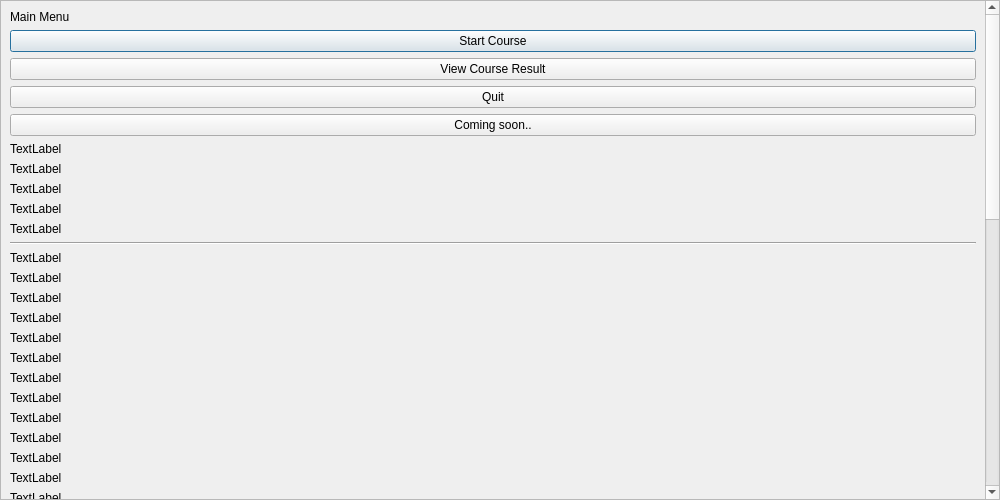
First picture: the form in forms/CourseMenu.ui, repository tvoyQmir/StudyWithUs, before the edit.
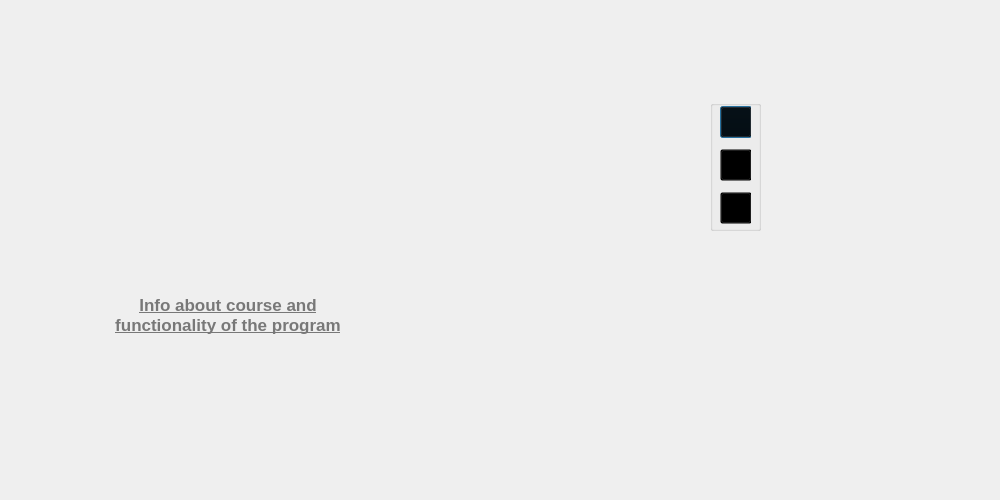
Second picture: the form after the edit. Icons and pictures are not drawn.

Patch:
```diff
--- a/forms/CourseMenu.ui
+++ b/forms/CourseMenu.ui
@@ -13,499 +13,158 @@
   <property name="windowTitle">
    <string>Dialog</string>
   </property>
-  <widget class="QScrollArea" name="scrollArea">
+  <widget class="QTextBrowser" name="textBrowser">
    <property name="geometry">
     <rect>
-     <x>0</x>
-     <y>0</y>
-     <width>1000</width>
-     <height>500</height>
+     <x>100</x>
+     <y>290</y>
+     <width>256</width>
+     <height>192</height>
     </rect>
    </property>
-   <property name="widgetResizable">
-    <bool>true</bool>
+   <property name="styleSheet">
+    <string notr="true">background: transparent;</string>
    </property>
-   <widget class="QWidget" name="scrollAreaWidgetContents">
+   <property name="html">
+    <string>&lt;!DOCTYPE HTML PUBLIC &quot;-//W3C//DTD HTML 4.0//EN&quot; &quot;http://www.w3.org/TR/REC-html40/strict.dtd&quot;&gt;
+&lt;html&gt;&lt;head&gt;&lt;meta name=&quot;qrichtext&quot; content=&quot;1&quot; /&gt;&lt;style type=&quot;text/css&quot;&gt;
+p, li { white-space: pre-wrap; }
+&lt;/style&gt;&lt;/head&gt;&lt;body style=&quot; font-family:'.AppleSystemUIFont'; font-size:13pt; font-weight:400; font-style:normal;&quot;&gt;
+&lt;p align=&quot;center&quot; style=&quot; margin-top:0px; margin-bottom:0px; margin-left:0px; margin-right:0px; -qt-block-indent:0; text-indent:0px;&quot;&gt;&lt;span style=&quot; font-family:'.AppleSystemUIFont'; font-weight:600; text-decoration: underline; color:#787878;&quot;&gt;Info about course and functionality of the program&lt;/span&gt;&lt;/p&gt;
+&lt;p style=&quot;-qt-paragraph-type:empty; margin-top:0px; margin-bottom:0px; margin-left:0px; margin-right:0px; -qt-block-indent:0; text-indent:0px; font-family:'.AppleSystemUIFont';&quot;&gt;&lt;br /&gt;&lt;/p&gt;&lt;/body&gt;&lt;/html&gt;</string>
+   </property>
+  </widget>
+  <widget class="QLabel" name="label">
+   <property name="geometry">
+    <rect>
+     <x>30</x>
+     <y>30</y>
+     <width>451</width>
+     <height>231</height>
+    </rect>
+   </property>
+   <property name="text">
+    <string/>
+   </property>
+   <property name="pixmap">
+    <pixmap resource="../resources/resource.qrc">:/src/img/welcome.png</pixmap>
+   </property>
+  </widget>
+  <widget class="QGroupBox" name="groupBox">
+   <property name="geometry">
+    <rect>
+     <x>710</x>
+     <y>100</y>
+     <width>51</width>
+     <height>131</height>
+    </rect>
+   </property>
+   <property name="title">
+    <string/>
+   </property>
+   <widget class="QWidget" name="">
     <property name="geometry">
      <rect>
-      <x>0</x>
-      <y>0</y>
-      <width>984</width>
-      <height>1288</height>
+      <x>10</x>
+      <y>1</y>
+      <width>31</width>
+      <height>131</height>
      </rect>
     </property>
-    <layout class="QVBoxLayout" name="verticalLayout_2">
+    <layout class="QVBoxLayout" name="verticalLayout">
      <item>
-      <widget class="QLabel" name="label">
-       <property name="text">
-        <string>Main Menu</string>
+      <widget class="QPushButton" name="startCourse">
+       <property name="minimumSize">
+        <size>
+         <width>32</width>
+         <height>32</height>
+        </size>
        </property>
-      </widget>
-     </item>
-     <item>
-      <layout class="QVBoxLayout" name="verticalLayout">
-       <item>
-        <widget class="QPushButton" name="startCourse">
-         <property name="text">
-          <string>Start Course</string>
-         </property>
-        </widget>
-       </item>
-       <item>
-        <widget class="QPushButton" name="viewCourseResult">
-         <property name="text">
-          <string>View Course Result</string>
-         </property>
-        </widget>
-       </item>
-       <item>
-        <widget class="QPushButton" name="Quit">
-         <property name="text">
-          <string>Quit</string>
-         </property>
-        </widget>
-       </item>
-       <item>
-        <widget class="QPushButton" name="ComingSoon">
-         <property name="text">
-          <string>Coming soon..</string>
-         </property>
-        </widget>
-       </item>
-      </layout>
-     </item>
-     <item>
-      <widget class="QLabel" name="label_2">
-       <property name="text">
-        <string>TextLabel</string>
-       </property>
-      </widget>
-     </item>
-     <item>
-      <spacer name="verticalSpacer_3">
-       <property name="orientation">
-        <enum>Qt::Vertical</enum>
-       </property>
-       <property name="sizeHint" stdset="0">
+       <property name="maximumSize">
         <size>
-         <width>20</width>
-         <height>40</height>
+         <width>32</width>
+         <height>32</height>
         </size>
        </property>
-      </spacer>
-     </item>
-     <item>
-      <widget class="QLabel" name="label_3">
+       <property name="styleSheet">
+        <string notr="true">background: transparent;</string>
+       </property>
        <property name="text">
-        <string>TextLabel</string>
+        <string/>
        </property>
-      </widget>
-     </item>
-     <item>
-      <spacer name="verticalSpacer_2">
-       <property name="orientation">
-        <enum>Qt::Vertical</enum>
+       <property name="icon">
+        <iconset resource="../resources/resource.qrc">
+         <normaloff>:/src/img/start_education_.png</normaloff>:/src/img/start_education_.png</iconset>
        </property>
-       <property name="sizeHint" stdset="0">
+       <property name="iconSize">
         <size>
-         <width>20</width>
-         <height>40</height>
+         <width>32</width>
+         <height>32</height>
         </size>
        </property>
-      </spacer>
-     </item>
-     <item>
-      <widget class="QLabel" name="label_5">
-       <property name="text">
-        <string>TextLabel</string>
-       </property>
       </widget>
      </item>
      <item>
-      <spacer name="verticalSpacer">
-       <property name="orientation">
-        <enum>Qt::Vertical</enum>
+      <widget class="QPushButton" name="viewCourseResult">
+       <property name="minimumSize">
+        <size>
+         <width>32</width>
+         <height>32</height>
+        </size>
        </property>
-       <property name="sizeHint" stdset="0">
+       <property name="maximumSize">
         <size>
-         <width>20</width>
-         <height>40</height>
+         <width>32</width>
+         <height>32</height>
         </size>
        </property>
-      </spacer>
-     </item>
-     <item>
-      <widget class="QLabel" name="label_14">
+       <property name="styleSheet">
+        <string notr="true">background: transparent;</string>
+       </property>
        <property name="text">
-        <string>TextLabel</string>
+        <string/>
        </property>
-      </widget>
-     </item>
-     <item>
-      <spacer name="verticalSpacer_5">
-       <property name="orientation">
-        <enum>Qt::Vertical</enum>
+       <property name="icon">
+        <iconset resource="../resources/resource.qrc">
+         <normaloff>:/src/img/results.png</normaloff>:/src/img/results.png</iconset>
        </property>
-       <property name="sizeHint" stdset="0">
+       <property name="iconSize">
         <size>
-         <width>20</width>
-         <height>40</height>
+         <width>32</width>
+         <height>32</height>
         </size>
        </property>
-      </spacer>
-     </item>
-     <item>
-      <widget class="QLabel" name="label_19">
-       <property name="text">
-        <string>TextLabel</string>
-       </property>
       </widget>
      </item>
      <item>
-      <widget class="Line" name="line_2">
-       <property name="orientation">
-        <enum>Qt::Horizontal</enum>
-       </property>
-      </widget>
-     </item>
-     <item>
-      <spacer name="verticalSpacer_6">
-       <property name="orientation">
-        <enum>Qt::Vertical</enum>
-       </property>
-       <property name="sizeHint" stdset="0">
+      <widget class="QPushButton" name="Quit">
+       <property name="minimumSize">
         <size>
-         <width>20</width>
-         <height>40</height>
+         <width>32</width>
+         <height>32</height>
         </size>
        </property>
-      </spacer>
-     </item>
-     <item>
-      <widget class="QLabel" name="label_22">
-       <property name="text">
-        <string>TextLabel</string>
-       </property>
-      </widget>
-     </item>
-     <item>
-      <spacer name="verticalSpacer_4">
-       <property name="orientation">
-        <enum>Qt::Vertical</enum>
-       </property>
-       <property name="sizeHint" stdset="0">
+       <property name="maximumSize">
         <size>
-         <width>20</width>
-         <height>40</height>
+         <width>32</width>
+         <height>32</height>
         </size>
        </property>
-      </spacer>
-     </item>
-     <item>
-      <widget class="QLabel" name="label_24">
-       <property name="text">
-        <string>TextLabel</string>
+       <property name="styleSheet">
+        <string notr="true">background: transparent;</string>
        </property>
-      </widget>
-     </item>
-     <item>
-      <widget class="QLabel" name="label_28">
        <property name="text">
-        <string>TextLabel</string>
+        <string/>
        </property>
-      </widget>
-     </item>
-     <item>
-      <widget class="QLabel" name="label_36">
-       <property name="text">
-        <string>TextLabel</string>
+       <property name="icon">
+        <iconset resource="../resources/resource.qrc">
+         <normaloff>:/src/img/sign_out.png</normaloff>:/src/img/sign_out.png</iconset>
        </property>
-      </widget>
-     </item>
-     <item>
-      <widget class="QLabel" name="label_37">
-       <property name="text">
-        <string>TextLabel</string>
-       </property>
-      </widget>
-     </item>
-     <item>
-      <widget class="QLabel" name="label_50">
-       <property name="text">
-        <string>TextLabel</string>
-       </property>
-      </widget>
-     </item>
-     <item>
-      <widget class="QLabel" name="label_49">
-       <property name="text">
-        <string>TextLabel</string>
-       </property>
-      </widget>
-     </item>
-     <item>
-      <widget class="QLabel" name="label_48">
-       <property name="text">
-        <string>TextLabel</string>
-       </property>
-      </widget>
-     </item>
-     <item>
-      <widget class="QLabel" name="label_47">
-       <property name="text">
-        <string>TextLabel</string>
-       </property>
-      </widget>
-     </item>
-     <item>
-      <widget class="QLabel" name="label_46">
-       <property name="text">
-        <string>TextLabel</string>
-       </property>
-      </widget>
-     </item>
-     <item>
-      <widget class="QLabel" name="label_45">
-       <property name="text">
-        <string>TextLabel</string>
-       </property>
-      </widget>
-     </item>
-     <item>
-      <widget class="QLabel" name="label_44">
-       <property name="text">
-        <string>TextLabel</string>
-       </property>
-      </widget>
-     </item>
-     <item>
-      <widget class="QLabel" name="label_43">
-       <property name="text">
-        <string>TextLabel</string>
-       </property>
-      </widget>
-     </item>
-     <item>
-      <widget class="QLabel" name="label_42">
-       <property name="text">
-        <string>TextLabel</string>
-       </property>
-      </widget>
-     </item>
-     <item>
-      <widget class="QLabel" name="label_41">
-       <property name="text">
-        <string>TextLabel</string>
-       </property>
-      </widget>
-     </item>
-     <item>
-      <widget class="QLabel" name="label_35">
-       <property name="text">
-        <string>TextLabel</string>
-       </property>
-      </widget>
-     </item>
-     <item>
-      <widget class="QLabel" name="label_40">
-       <property name="text">
-        <string>TextLabel</string>
-       </property>
-      </widget>
-     </item>
-     <item>
-      <widget class="QLabel" name="label_39">
-       <property name="text">
-        <string>TextLabel</string>
-       </property>
-      </widget>
-     </item>
-     <item>
-      <widget class="QLabel" name="label_38">
-       <property name="text">
-        <string>TextLabel</string>
-       </property>
-      </widget>
-     </item>
-     <item>
-      <widget class="Line" name="line">
-       <property name="orientation">
-        <enum>Qt::Horizontal</enum>
-       </property>
-      </widget>
-     </item>
-     <item>
-      <widget class="QLabel" name="label_29">
-       <property name="text">
-        <string>TextLabel</string>
-       </property>
-      </widget>
-     </item>
-     <item>
-      <widget class="QLabel" name="label_34">
-       <property name="text">
-        <string>TextLabel</string>
-       </property>
-      </widget>
-     </item>
-     <item>
-      <widget class="QLabel" name="label_32">
-       <property name="text">
-        <string>TextLabel</string>
-       </property>
-      </widget>
-     </item>
-     <item>
-      <widget class="QLabel" name="label_33">
-       <property name="text">
-        <string>TextLabel</string>
-       </property>
-      </widget>
-     </item>
-     <item>
-      <widget class="QLabel" name="label_31">
-       <property name="text">
-        <string>TextLabel</string>
-       </property>
-      </widget>
-     </item>
-     <item>
-      <widget class="QLabel" name="label_30">
-       <property name="text">
-        <string>TextLabel</string>
-       </property>
-      </widget>
-     </item>
-     <item>
-      <widget class="QLabel" name="label_27">
-       <property name="text">
-        <string>TextLabel</string>
-       </property>
-      </widget>
-     </item>
-     <item>
-      <widget class="QLabel" name="label_25">
-       <property name="text">
-        <string>TextLabel</string>
-       </property>
-      </widget>
-     </item>
-     <item>
-      <widget class="QLabel" name="label_26">
-       <property name="text">
-        <string>TextLabel</string>
-       </property>
-      </widget>
-     </item>
-     <item>
-      <widget class="QLabel" name="label_20">
-       <property name="text">
-        <string>TextLabel</string>
-       </property>
-      </widget>
-     </item>
-     <item>
-      <widget class="QLabel" name="label_23">
-       <property name="text">
-        <string>TextLabel</string>
-       </property>
-      </widget>
-     </item>
-     <item>
-      <widget class="QLabel" name="label_21">
-       <property name="text">
-        <string>TextLabel</string>
-       </property>
-      </widget>
-     </item>
-     <item>
-      <widget class="QLabel" name="label_18">
-       <property name="text">
-        <string>TextLabel</string>
-       </property>
-      </widget>
-     </item>
-     <item>
-      <widget class="QLabel" name="label_17">
-       <property name="text">
-        <string>TextLabel</string>
-       </property>
-      </widget>
-     </item>
-     <item>
-      <widget class="QLabel" name="label_16">
-       <property name="text">
-        <string>TextLabel</string>
-       </property>
-      </widget>
-     </item>
-     <item>
-      <widget class="QLabel" name="label_15">
-       <property name="text">
-        <string>TextLabel</string>
-       </property>
-      </widget>
-     </item>
-     <item>
-      <widget class="QLabel" name="label_13">
-       <property name="text">
-        <string>TextLabel</string>
-       </property>
-      </widget>
-     </item>
-     <item>
-      <widget class="QLabel" name="label_12">
-       <property name="text">
-        <string>TextLabel</string>
-       </property>
-      </widget>
-     </item>
-     <item>
-      <widget class="QLabel" name="label_10">
-       <property name="text">
-        <string>TextLabel</string>
-       </property>
-      </widget>
-     </item>
-     <item>
-      <widget class="QLabel" name="label_11">
-       <property name="text">
-        <string>TextLabel</string>
-       </property>
-      </widget>
-     </item>
-     <item>
-      <widget class="QLabel" name="label_8">
-       <property name="text">
-        <string>TextLabel</string>
-       </property>
-      </widget>
-     </item>
-     <item>
-      <widget class="QLabel" name="label_9">
-       <property name="text">
-        <string>TextLabel</string>
-       </property>
-      </widget>
-     </item>
-     <item>
-      <widget class="QLabel" name="label_6">
-       <property name="text">
-        <string>TextLabel</string>
-       </property>
-      </widget>
-     </item>
-     <item>
-      <widget class="QLabel" name="label_7">
-       <property name="text">
-        <string>TextLabel</string>
-       </property>
-      </widget>
-     </item>
-     <item>
-      <widget class="QLabel" name="label_4">
-       <property name="text">
-        <string>TextLabel</string>
+       <property name="iconSize">
+        <size>
+         <width>28</width>
+         <height>28</height>
+        </size>
        </property>
       </widget>
      </item>
```
Left out of the diff: 4 changed lines with no effect on the pictures.
